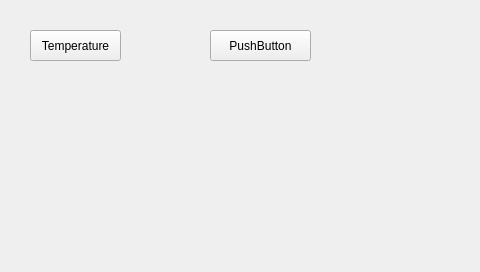
Old version of the form qt/curvedis/source/ui/mainwindow.ui in the repository zuokong2006/imx.
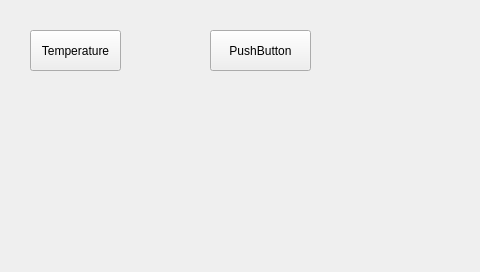
New version of the form.

```diff
--- a/qt/curvedis/source/ui/mainwindow.ui
+++ b/qt/curvedis/source/ui/mainwindow.ui
@@ -19,7 +19,7 @@
      <x>30</x>
      <y>30</y>
      <width>91</width>
-     <height>31</height>
+     <height>41</height>
     </rect>
    </property>
    <property name="text">
@@ -38,7 +38,7 @@
      <x>210</x>
      <y>30</y>
      <width>101</width>
-     <height>31</height>
+     <height>41</height>
     </rect>
    </property>
    <property name="text">
```
